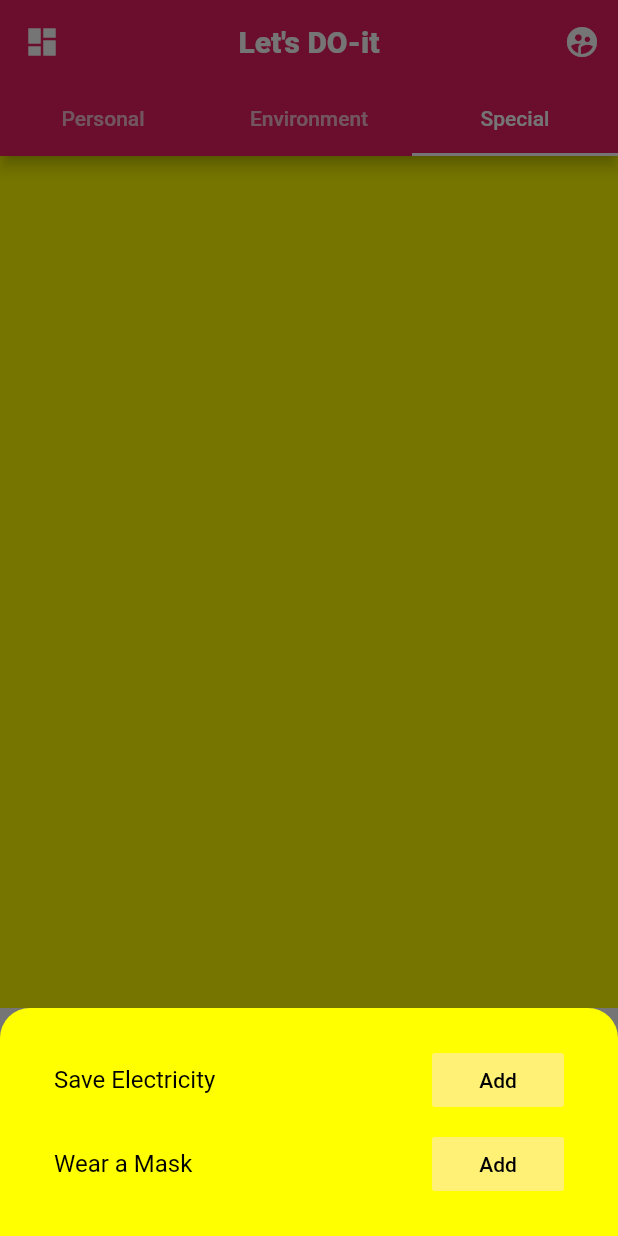
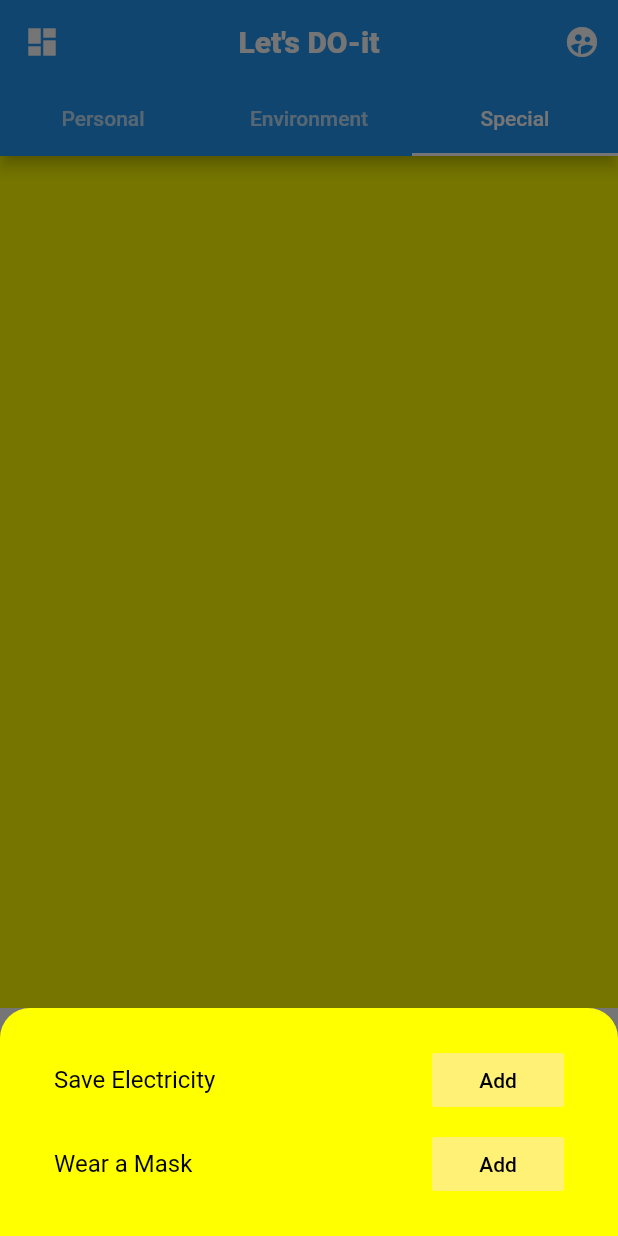
Before and after one commit to Nehanshj/Hack20_LetsDoit, a Flutter app: the Home screen opened directly, tab 3 chosen, after a tap on the "add" icon, on a phone screen of 412 x 824 dp. Run offline on Flutter 3.47's test engine with Material 2 defaults, Android fonts, the phone set to English and light mode, and no system bars; network calls fail.

Commit message:
color changes, new badge, final touches!!

```diff
--- a/lib/components/per_tasks/per_taskdata.dart
+++ b/lib/components/per_tasks/per_taskdata.dart
@@ -6,6 +6,10 @@ import 'package:hack20flutter/components/task.dart';
 class PerTaskData extends ChangeNotifier{
   List<Task> _pTasks = [
     Task(name: 'Read a Book'),
+    Task(name: 'Pending errors'),
+    Task(name: 'Flutter App Project'),
+    Task(name: 'Research'),
+    Task(name: 'Complete Assignment'),
   ];
 
   UnmodifiableListView<Task> get pTasks {
--- a/lib/main.dart
+++ b/lib/main.dart
@@ -12,10 +12,9 @@ class MyApp extends StatelessWidget {
     return MaterialApp(
       title: 'Flutter Demo',
       theme: ThemeData(
-        primarySwatch: Colors.pink,
         visualDensity: VisualDensity.adaptivePlatformDensity,
       ),
-      home: Home(),
+      home: Home(0),
     );
   }
 }
--- a/lib/screens/dashboard/widgets/list.dart
+++ b/lib/screens/dashboard/widgets/list.dart
@@ -77,7 +77,7 @@ class Lists extends StatelessWidget {
                     fontSize: 20.0)),
             onTap: () {
               Navigator.push(
-                  context, MaterialPageRoute(builder: (context) => Home(3)));
+                  context, MaterialPageRoute(builder: (context) => Home(2)));
             },
           ),
         ),
--- a/lib/screens/home.dart
+++ b/lib/screens/home.dart
@@ -34,7 +34,9 @@ class Home extends StatelessWidget {
             style: TextStyle(fontWeight: FontWeight.w900),
           ),
           actions: <Widget>[
-            IconButton(
+            Hero(
+              tag: 'Hero1',
+              child: IconButton(
                   icon: Icon(
                     Icons.supervised_user_circle,
                     color: Colors.white,
@@ -45,6 +47,7 @@ class Home extends StatelessWidget {
                       MaterialPageRoute(builder: (context) => Badge()),
                     );
                   }),
+            ),
           ],
           bottom: TabBar(tabs: [
             Tab(child: Text('Personal')),
--- a/lib/screens/tabs/Personal.dart
+++ b/lib/screens/tabs/Personal.dart
@@ -15,9 +15,9 @@ class _PersonalState extends State<Personal> {
     return ChangeNotifierProvider(
       create: (context) => PerTaskData(),
       child: Scaffold(
-          backgroundColor: Colors.teal,
+          backgroundColor: Colors.white70,
         floatingActionButton: FloatingActionButton(
-            onPressed: (){
+          onPressed: () {
             showModalBottomSheet(
               context: context,
               builder: (context) => SingleChildScrollView(
@@ -30,7 +30,7 @@ class _PersonalState extends State<Personal> {
             );
           },
           child: Icon(Icons.add),
-            backgroundColor: Colors.teal[900],
+          backgroundColor: Colors.blue[600],
         ),
         body: PerTaskList(),
       ),
--- a/lib/screens/tabs/Special.dart
+++ b/lib/screens/tabs/Special.dart
@@ -26,7 +26,7 @@ class _SpecialState extends State<Special> {
           );
         },
         child: Icon(Icons.add),
-        backgroundColor: Colors.yellow,
+        backgroundColor: Colors.orange,
       ),
     );
   }
```
Also changed, not shown: lib/badge.dart (+8 -5 lines). Lines whose indentation alone changed are shown as unchanged.
